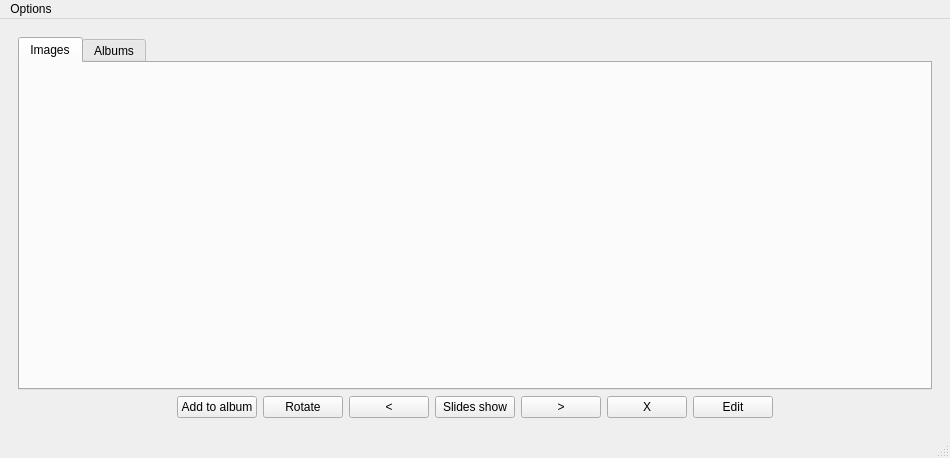
This is galeria_zdjec/Project/mainwindow.ui in starzykbartlomiej/photo_gallery as Qt 5 draws it before an edit. The edited form follows.
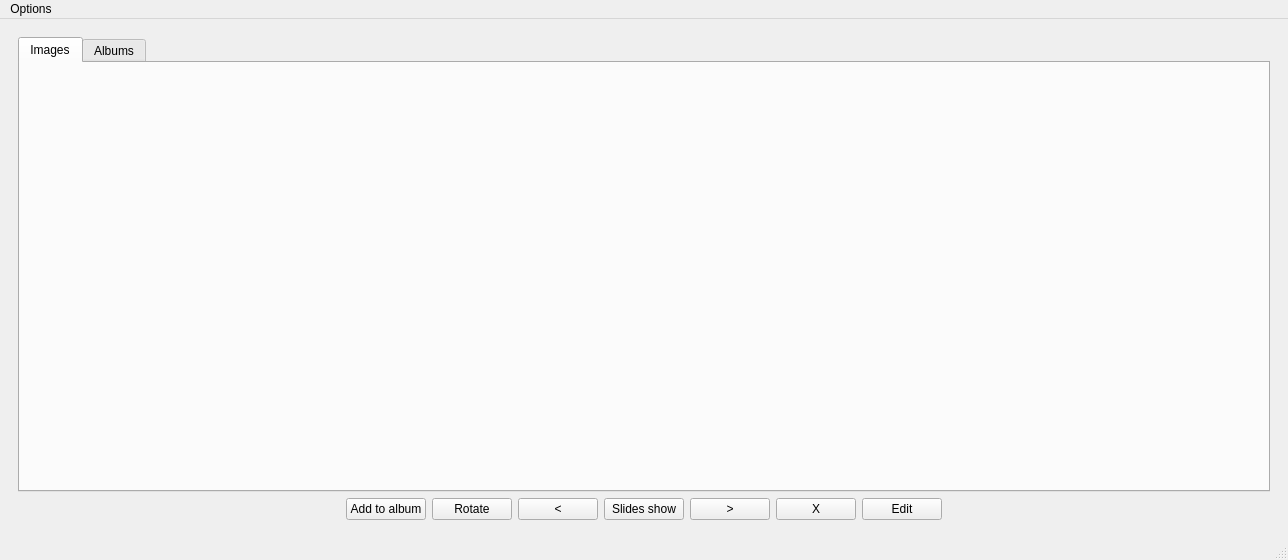
This is the edited form.

Diff of the .ui file:
```diff
--- a/galeria_zdjec/Project/mainwindow.ui
+++ b/galeria_zdjec/Project/mainwindow.ui
@@ -6,8 +6,8 @@
    <rect>
     <x>0</x>
     <y>0</y>
-    <width>950</width>
-    <height>458</height>
+    <width>1288</width>
+    <height>560</height>
    </rect>
   </property>
   <property name="windowTitle">
@@ -367,7 +367,7 @@
     <rect>
      <x>0</x>
      <y>0</y>
-     <width>950</width>
+     <width>1288</width>
      <height>20</height>
     </rect>
    </property>
```
Left out of the diff: 33 changed lines with no effect on the pictures.
